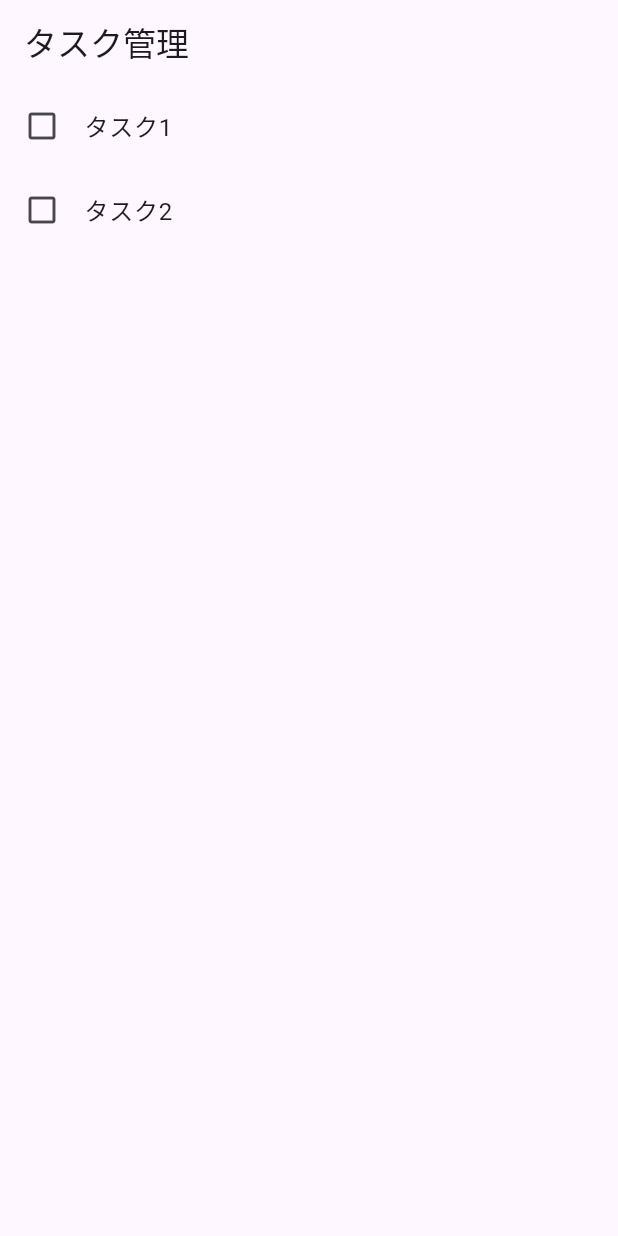
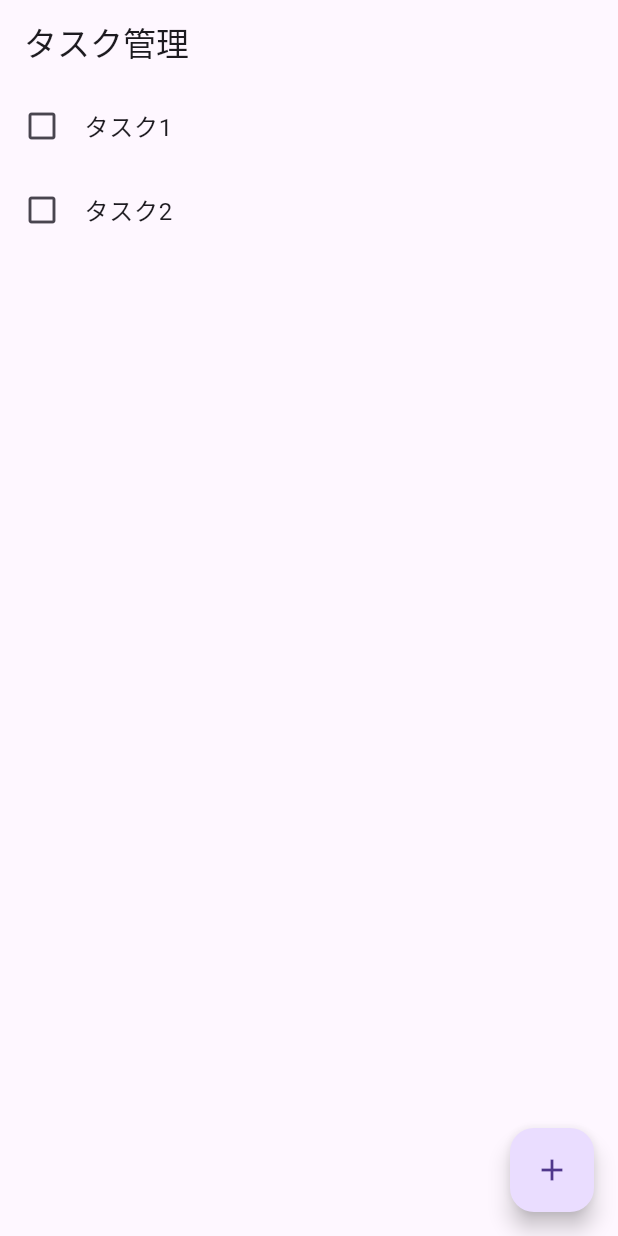
Before and after one commit to swawa-yu/flutter-demo-2024-10-17, a Flutter app: the screen it shows after launch, on a phone screen of 412 x 824 dp. Run offline on Flutter 3.47's test engine with Material 3 defaults, Android fonts, the phone set to English and light mode, and no system bars.

Commit message:
ステップ3: タスクの追加ボタンを追加

```diff
--- a/lib/main.dart
+++ b/lib/main.dart
@@ -32,6 +32,13 @@ class _TaskManagerHomePageState extends State<TaskManagerHomePage> {
         ListTile(
             leading: Icon(Icons.check_box_outline_blank), title: Text('タスク2')),
       ]),
+      floatingActionButton: FloatingActionButton(
+        onPressed: () {
+          // タスク追加の処理をここに書く
+        },
+        child: Icon(Icons.add),
+        tooltip: 'タスクを追加',
+      ),
     );
   }
 }
```
